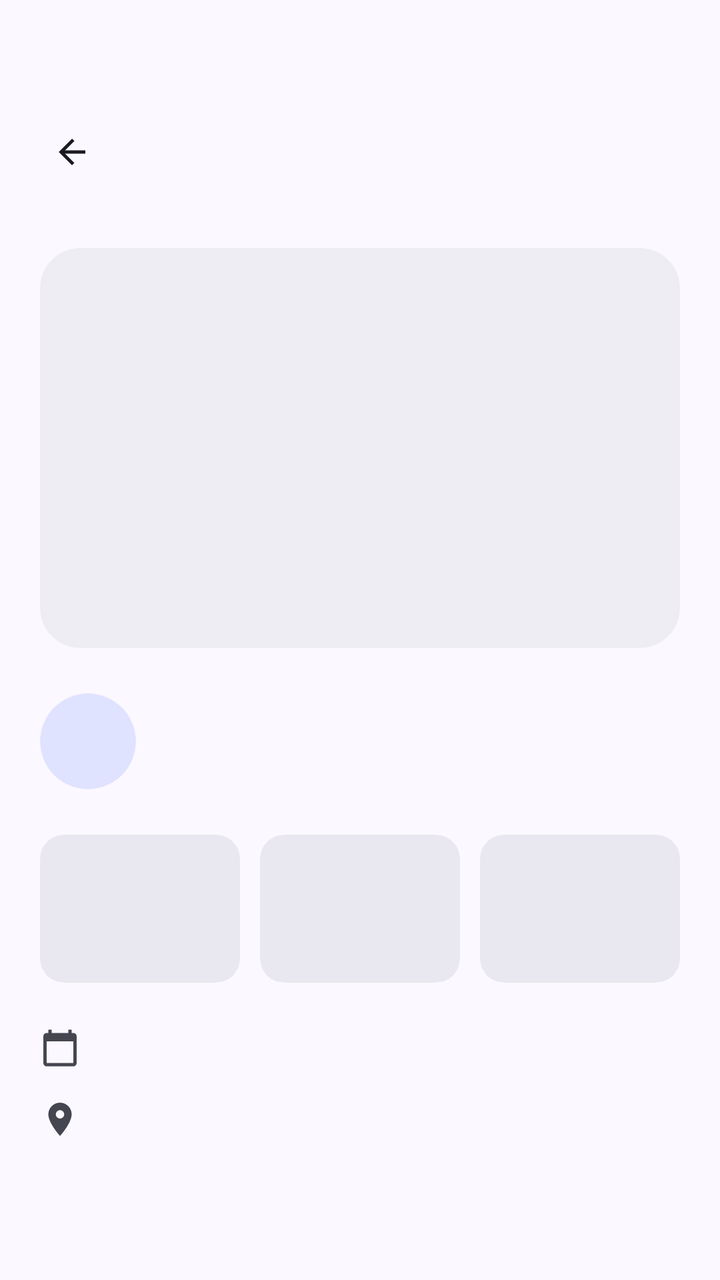
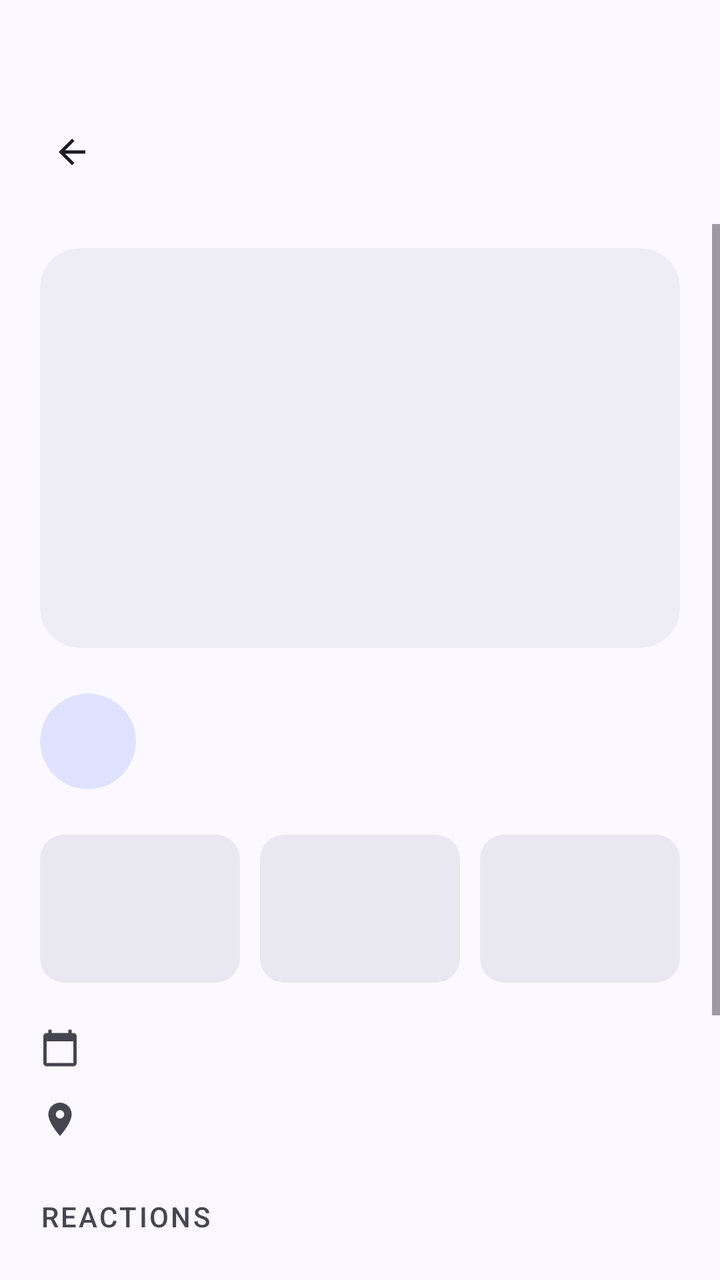

Compare the two renders of this Android layout. The source of the first and the diff that turns it into the second are given below.
<!-- AndroidManifest.xml: application theme Theme.MobileSE -->
<!-- res/layout/screen_workout_detail.xml -->
<?xml version="1.0" encoding="utf-8"?>
<androidx.constraintlayout.widget.ConstraintLayout xmlns:android="http://schemas.android.com/apk/res/android"
    xmlns:app="http://schemas.android.com/apk/res-auto"
    android:layout_width="match_parent"
    android:layout_height="match_parent"
    android:background="?attr/colorSurface">

    <include
        android:id="@+id/topBar"
        layout="@layout/part_top_bar"
        app:layout_constraintTop_toTopOf="parent" />

    <ScrollView
        android:layout_width="match_parent"
        android:layout_height="0dp"
        android:fillViewport="true"
        android:clipToPadding="false"
        app:layout_constraintTop_toBottomOf="@id/topBar"
        app:layout_constraintBottom_toBottomOf="parent">

        <androidx.constraintlayout.widget.ConstraintLayout
            android:layout_width="match_parent"
            android:layout_height="wrap_content">

            <LinearLayout
                style="@style/ContentColumn"
                android:paddingBottom="32dp">

                
                <com.google.android.material.card.MaterialCardView
                    android:id="@+id/cvDetailPhoto"
                    style="@style/Widget.CrewFit.Card"
                    android:layout_width="match_parent"
                    android:layout_height="wrap_content"
                    android:layout_marginTop="12dp">

                    <ImageView
                        android:id="@+id/ivDetailPhoto"
                        android:layout_width="match_parent"
                        android:layout_height="@dimen/activity_photo_height"
                        android:contentDescription="@string/workout_photo_desc"
                        android:scaleType="centerCrop" />
                </com.google.android.material.card.MaterialCardView>

                
                <LinearLayout
                    android:layout_width="match_parent"
                    android:layout_height="wrap_content"
                    android:layout_marginTop="20dp"
                    android:baselineAligned="false"
                    android:orientation="horizontal"
                    android:gravity="center_vertical">

                    <com.google.android.material.card.MaterialCardView
                        android:layout_width="48dp"
                        android:layout_height="48dp"
                        app:cardCornerRadius="24dp"
                        app:cardElevation="0dp"
                        app:strokeWidth="0dp"
                        app:cardBackgroundColor="?attr/colorPrimaryContainer">

                        <ImageView
                            android:id="@+id/ivDetailSport"
                            android:layout_width="26dp"
                            android:layout_height="26dp"
                            android:layout_gravity="center"
                            android:contentDescription="@null"
                            app:tint="?attr/colorOnPrimaryContainer" />
                    </com.google.android.material.card.MaterialCardView>

                    <LinearLayout
                        android:layout_width="0dp"
                        android:layout_height="wrap_content"
                        android:layout_weight="1"
                        android:layout_marginStart="14dp"
                        android:orientation="vertical">

                        <TextView
                            android:id="@+id/tvDetailSport"
                            android:layout_width="match_parent"
                            android:layout_height="wrap_content"
                            android:maxLines="1"
                            android:ellipsize="end"
                            android:textAppearance="?attr/textAppearanceHeadlineSmall"
                            android:textColor="?attr/colorOnSurface" />

                        <TextView
                            android:id="@+id/tvDetailAuthor"
                            android:layout_width="match_parent"
                            android:layout_height="wrap_content"
                            android:layout_marginTop="2dp"
                            android:maxLines="1"
                            android:ellipsize="end"
                            android:textAppearance="?attr/textAppearanceBodyMedium"
                            android:textColor="?attr/colorOnSurfaceVariant" />
                    </LinearLayout>
                </LinearLayout>

                
                <LinearLayout
                    android:layout_width="match_parent"
                    android:layout_height="wrap_content"
                    android:layout_marginTop="20dp"
                    android:baselineAligned="false"
                    android:orientation="horizontal">

                    <include
                        android:id="@+id/statDuration"
                        layout="@layout/part_member_stat"
                        android:layout_width="0dp"
                        android:layout_height="wrap_content"
                        android:layout_weight="1" />

                    <include
                        android:id="@+id/statDistance"
                        layout="@layout/part_member_stat"
                        android:layout_width="0dp"
                        android:layout_height="wrap_content"
                        android:layout_weight="1"
                        android:layout_marginStart="10dp" />

                    <include
                        android:id="@+id/statPoints"
                        layout="@layout/part_member_stat"
                        android:layout_width="0dp"
                        android:layout_height="wrap_content"
                        android:layout_weight="1"
                        android:layout_marginStart="10dp" />

                    
                    <include
                        android:id="@+id/statHeartRate"
                        layout="@layout/part_member_stat"
                        android:layout_width="0dp"
                        android:layout_height="wrap_content"
                        android:layout_weight="1"
                        android:layout_marginStart="10dp"
                        android:visibility="gone" />
                </LinearLayout>

                
                <LinearLayout
                    android:layout_width="match_parent"
                    android:layout_height="wrap_content"
                    android:layout_marginTop="22dp"
                    android:orientation="horizontal"
                    android:gravity="center_vertical">

                    <ImageView
                        android:layout_width="20dp"
                        android:layout_height="20dp"
                        android:contentDescription="@null"
                        android:src="@drawable/ic_calendar"
                        app:tint="?attr/colorOnSurfaceVariant" />

                    <TextView
                        android:id="@+id/tvDetailDate"
                        android:layout_width="match_parent"
                        android:layout_height="wrap_content"
                        android:layout_marginStart="12dp"
                        android:textAppearance="?attr/textAppearanceBodyLarge"
                        android:textColor="?attr/colorOnSurface" />
                </LinearLayout>

                
                <LinearLayout
                    android:id="@+id/llDetailLocation"
                    android:layout_width="match_parent"
                    android:layout_height="wrap_content"
                    android:layout_marginTop="14dp"
                    android:orientation="horizontal"
                    android:gravity="center_vertical">

                    <ImageView
                        android:layout_width="20dp"
                        android:layout_height="20dp"
                        android:contentDescription="@null"
                        android:src="@drawable/ic_location_on"
                        app:tint="?attr/colorOnSurfaceVariant" />

                    <TextView
                        android:id="@+id/tvDetailLocation"
                        android:layout_width="match_parent"
                        android:layout_height="wrap_content"
                        android:layout_marginStart="12dp"
                        android:textAppearance="?attr/textAppearanceBodyLarge"
                        android:textColor="?attr/colorOnSurface" />
                </LinearLayout>

                
                <com.google.android.material.card.MaterialCardView
                    android:id="@+id/cvDetailMap"
                    style="@style/Widget.CrewFit.Card"
                    android:layout_width="match_parent"
                    android:layout_height="wrap_content"
                    android:layout_marginTop="14dp"
                    android:visibility="gone">

                    <ImageView
                        android:id="@+id/ivDetailMap"
                        android:layout_width="match_parent"
                        android:layout_height="@dimen/map_preview_height"
                        android:contentDescription="@string/map_desc"
                        android:scaleType="centerCrop" />
                </com.google.android.material.card.MaterialCardView>

                <TextView
                    android:id="@+id/tvDetailMapAttribution"
                    android:layout_width="match_parent"
                    android:layout_height="wrap_content"
                    android:layout_marginTop="4dp"
                    android:textAppearance="?attr/textAppearanceLabelSmall"
                    android:textColor="?attr/colorOnSurfaceVariant"
                    android:visibility="gone" />

                
                <com.google.android.material.button.MaterialButton
                    android:id="@+id/btnDetailVoice"
                    style="@style/Widget.CrewFit.Button.Outlined"
                    android:layout_width="match_parent"
                    android:layout_height="wrap_content"
                    android:layout_marginTop="22dp"
                    android:text="@string/play_voice_note"
                    android:visibility="gone"
                    app:icon="@drawable/ic_volume_up" />

            </LinearLayout>
        </androidx.constraintlayout.widget.ConstraintLayout>
    </ScrollView>

</androidx.constraintlayout.widget.ConstraintLayout>
<!-- res/layout/part_top_bar.xml (included above) -->
<?xml version="1.0" encoding="utf-8"?>
<androidx.constraintlayout.widget.ConstraintLayout xmlns:android="http://schemas.android.com/apk/res/android"
    xmlns:app="http://schemas.android.com/apk/res-auto"
    android:layout_width="match_parent"
    android:layout_height="wrap_content"
    android:paddingTop="@dimen/top_bar_padding_top"
    android:paddingBottom="12dp">

    <com.google.android.material.button.MaterialButton
        android:id="@+id/btnTopBarBack"
        style="@style/Widget.Material3.Button.IconButton"
        android:layout_width="48dp"
        android:layout_height="48dp"
        android:layout_marginStart="12dp"
        android:contentDescription="@string/back_desc"
        app:icon="@drawable/ic_arrow_back"
        app:iconTint="?attr/colorOnSurface"
        app:layout_constraintStart_toStartOf="parent"
        app:layout_constraintTop_toTopOf="parent" />

    
    <com.google.android.material.button.MaterialButton
        android:id="@+id/btnTopBarAction"
        style="@style/Widget.Material3.Button.IconButton"
        android:layout_width="48dp"
        android:layout_height="48dp"
        android:layout_marginEnd="12dp"
        android:visibility="gone"
        app:iconTint="?attr/colorOnSurface"
        app:layout_constraintTop_toTopOf="@id/btnTopBarBack"
        app:layout_constraintBottom_toBottomOf="@id/btnTopBarBack"
        app:layout_constraintEnd_toEndOf="parent" />

    <TextView
        android:id="@+id/tvTopBarTitle"
        android:layout_width="0dp"
        android:layout_height="wrap_content"
        android:layout_marginStart="8dp"
        android:layout_marginEnd="8dp"
        android:maxLines="1"
        android:ellipsize="end"
        android:textAppearance="?attr/textAppearanceHeadlineSmall"
        android:textColor="?attr/colorOnSurface"
        app:layout_constraintBottom_toBottomOf="@id/btnTopBarBack"
        app:layout_constraintEnd_toStartOf="@id/btnTopBarAction"
        app:layout_constraintStart_toEndOf="@id/btnTopBarBack"
        app:layout_constraintTop_toTopOf="@id/btnTopBarBack" />
</androidx.constraintlayout.widget.ConstraintLayout>
<!-- res/layout/part_member_stat.xml (included above) -->
<?xml version="1.0" encoding="utf-8"?>
<com.google.android.material.card.MaterialCardView xmlns:android="http://schemas.android.com/apk/res/android"
    xmlns:app="http://schemas.android.com/apk/res-auto"
    style="@style/Widget.CrewFit.Card"
    android:layout_width="match_parent"
    android:layout_height="wrap_content"
    app:cardBackgroundColor="?attr/colorSurfaceContainerHigh"
    app:shapeAppearance="@style/ShapeAppearance.CrewFit.Small">

    <LinearLayout
        android:layout_width="match_parent"
        android:layout_height="wrap_content"
        android:orientation="vertical"
        android:gravity="center"
        android:paddingTop="14dp"
        android:paddingBottom="14dp">

        <TextView
            android:id="@+id/tvStatValue"
            android:layout_width="wrap_content"
            android:layout_height="wrap_content"
            android:maxLines="1"
            android:textAppearance="?attr/textAppearanceTitleLarge"
            android:textColor="?attr/colorSecondary" />

        <TextView
            android:id="@+id/tvStatLabel"
            android:layout_width="wrap_content"
            android:layout_height="wrap_content"
            android:layout_marginTop="2dp"
            android:maxLines="1"
            android:textAppearance="?attr/textAppearanceLabelSmall"
            android:textColor="?attr/colorOnSurfaceVariant" />

    </LinearLayout>
</com.google.android.material.card.MaterialCardView>
<!-- resources referenced by this layout -->
<resources>
  <dimen name="activity_photo_height">200dp</dimen>
  <dimen name="map_preview_height">140dp</dimen>
  <dimen name="top_bar_padding_top">52dp</dimen>
  <string name="back_desc">Back</string>
  <string name="map_desc">Map of the training location</string>
  <string name="play_voice_note">Play voice note</string>
  <string name="workout_photo_desc">Photo of the workout</string>
  <style name="ShapeAppearance.CrewFit.Small" parent="ShapeAppearance.Material3.Corner.Small">
          <item name="cornerSize">12dp</item>
      </style>
  <style name="Theme.MobileSE" parent="Base.Theme.MobileSE" />
  <dimen name="screen_padding_horizontal">20dp</dimen>
  <dimen name="content_max_width">2000dp</dimen>
  <color name="md_surface_container">#EFEDF4</color>
  <style name="ShapeAppearance.CrewFit.Medium" parent="ShapeAppearance.Material3.Corner.Medium">
          <item name="cornerSize">20dp</item>
      </style>
  <color name="md_primary">#4A51B8</color>
  <color name="md_on_primary">#FFFFFF</color>
  <color name="md_primary_container">#E0E3FF</color>
  <color name="md_on_primary_container">#050B63</color>
  <color name="md_secondary">#00795A</color>
  <color name="md_on_secondary">#FFFFFF</color>
  <color name="md_secondary_container">#8CFFD1</color>
  <color name="md_on_secondary_container">#002018</color>
  <color name="md_tertiary">#8C5000</color>
  <color name="md_on_tertiary">#FFFFFF</color>
  <color name="md_tertiary_container">#FFDCC2</color>
  <color name="md_on_tertiary_container">#2E1500</color>
  <color name="md_error">#BA1A1A</color>
  <color name="md_on_error">#FFFFFF</color>
  <color name="md_error_container">#FFDAD6</color>
  <color name="md_on_error_container">#410002</color>
  <color name="md_surface">#FBF8FF</color>
  <color name="md_on_surface">#1A1B21</color>
  <color name="md_surface_variant">#E2E1EC</color>
  <color name="md_on_surface_variant">#45464F</color>
  <color name="md_surface_container_lowest">#FFFFFF</color>
  <color name="md_surface_container_low">#F5F2FA</color>
  <color name="md_surface_container_high">#E9E7EF</color>
  <color name="md_surface_container_highest">#E3E1E9</color>
  <color name="md_outline">#767680</color>
  <color name="md_outline_variant">#C7C5D0</color>
  <color name="md_inverse_surface">#2F3036</color>
  <color name="md_inverse_on_surface">#F2F0F7</color>
  <style name="ShapeAppearance.CrewFit.Large" parent="ShapeAppearance.Material3.Corner.Large">
          <item name="cornerSize">28dp</item>
      </style>
  <style name="Widget.CrewFit.BottomNav.Indicator" parent="Widget.Material3.BottomNavigationView.ActiveIndicator">
          <item name="android:color">@android:color/transparent</item>
      </style>
  <!-- unchanged entries left out for length: 16 -->
</resources>

<!-- the commit's change to res/layout/screen_workout_detail.xml (unified diff, before → after) -->
@@ -223,6 +223,115 @@
                     android:text="@string/play_voice_note"
                     android:visibility="gone"
                     app:icon="@drawable/ic_volume_up" />
+
+            
+            <LinearLayout
+                android:id="@+id/llFeedback"
+                android:layout_width="match_parent"
+                android:layout_height="wrap_content"
+                android:orientation="vertical"
+                android:layout_marginTop="28dp">
+
+                <TextView
+                    style="@style/TextAppearance.CrewFit.SectionLabel"
+                    android:layout_width="wrap_content"
+                    android:layout_height="wrap_content"
+                    android:text="@string/reactions_label" />
+
+                
+                <LinearLayout
+                    android:id="@+id/llReactions"
+                    android:layout_width="match_parent"
+                    android:layout_height="wrap_content"
+                    android:orientation="horizontal"
+                    android:layout_marginTop="8dp" />
+
+                <TextView
+                    style="@style/TextAppearance.CrewFit.SectionLabel"
+                    android:layout_width="wrap_content"
+                    android:layout_height="wrap_content"
+                    android:layout_marginTop="24dp"
+                    android:text="@string/comments_label" />
+
+                <LinearLayout
+                    android:id="@+id/llComments"
+                    android:layout_width="match_parent"
+                    android:layout_height="wrap_content"
+                    android:orientation="vertical"
+                    android:layout_marginTop="4dp" />
+
+                <TextView
+                    android:id="@+id/tvCommentsEmpty"
+                    android:layout_width="match_parent"
+                    android:layout_height="wrap_content"
+                    android:layout_marginTop="8dp"
+                    android:text="@string/comments_empty"
+                    android:textAppearance="?attr/textAppearanceBodyMedium"
+                    android:textColor="?attr/colorOnSurfaceVariant" />
+
+                
+                <HorizontalScrollView
+                    android:id="@+id/hsvCommentPresets"
+                    android:layout_width="match_parent"
+                    android:layout_height="wrap_content"
+                    android:layout_marginTop="16dp"
+                    android:scrollbars="none"
+                    android:clipToPadding="false">
+
+                    <com.google.android.material.chip.ChipGroup
+                        android:id="@+id/cgCommentPresets"
+                        android:layout_width="wrap_content"
+                        android:layout_height="wrap_content"
+                        app:singleLine="true" />
+                </HorizontalScrollView>
+
+                <LinearLayout
+                    android:layout_width="match_parent"
+                    android:layout_height="wrap_content"
+                    android:orientation="horizontal"
+                    android:baselineAligned="false"
+                    android:gravity="bottom"
+                    android:layout_marginTop="8dp">
+
+                    <com.google.android.material.textfield.TextInputLayout
+                        android:id="@+id/tilComment"
+                        style="@style/Widget.CrewFit.TextField"
+                        android:layout_width="0dp"
+                        android:layout_height="wrap_content"
+                        android:layout_weight="1"
+                        android:hint="@string/comment_hint">
+
+                        <com.google.android.material.textfield.TextInputEditText
+                            android:id="@+id/etComment"
+                            android:layout_width="match_parent"
+                            android:layout_height="wrap_content"
+                            android:inputType="textCapSentences|textMultiLine"
+                            android:maxLines="4"
+                            android:imeOptions="actionSend" />
+                    </com.google.android.material.textfield.TextInputLayout>
+
+                    <com.google.android.material.button.MaterialButton
+                        android:id="@+id/btnSendComment"
+                        style="@style/Widget.Material3.Button.IconButton.Filled"
+                        android:layout_width="52dp"
+                        android:layout_height="52dp"
+                        android:layout_marginStart="8dp"
+                        android:layout_marginBottom="4dp"
+                        android:contentDescription="@string/comment_send_desc"
+                        app:icon="@drawable/ic_check" />
+                </LinearLayout>
+            </LinearLayout>
+
+            
+            <TextView
+                android:id="@+id/tvFeedbackUnavailable"
+                android:layout_width="match_parent"
+                android:layout_height="wrap_content"
+                android:layout_marginTop="28dp"
+                android:visibility="gone"
+                android:text="@string/feedback_unavailable"
+                android:textAppearance="?attr/textAppearanceBodySmall"
+                android:textColor="?attr/colorOnSurfaceVariant" />
 
             </LinearLayout>
         </androidx.constraintlayout.widget.ConstraintLayout>
<!-- resource entries referenced after the edit -->
@@ -3,12 +3,35 @@
   <dimen name="activity_photo_height">200dp</dimen>
   <dimen name="map_preview_height">140dp</dimen>
   <dimen name="top_bar_padding_top">52dp</dimen>
+  <!-- drawable ic_check (drawable) -->
+  <?xml version="1.0" encoding="utf-8"?>
+  <vector xmlns:android="http://schemas.android.com/apk/res/android"
+      android:width="24dp"
+      android:height="24dp"
+      android:viewportWidth="24"
+      android:viewportHeight="24"
+      android:tint="?attr/colorControlNormal">
+      <path
+          android:fillColor="@android:color/white"
+          android:pathData="M9,16.17L4.83,12l-1.42,1.41L9,19 21,7l-1.41,-1.41z" />
+  </vector>
   <string name="back_desc">Back</string>
+  <string name="comment_hint">Write something…</string>
+  <string name="comment_send_desc">Send comment</string>
+  <string name="comments_empty">No comments yet. Be the first.</string>
+  <string name="comments_label">COMMENTS</string>
+  <string name="feedback_unavailable">This workout is from an older version and cannot be commented on.</string>
   <string name="map_desc">Map of the training location</string>
   <string name="play_voice_note">Play voice note</string>
+  <string name="reactions_label">REACTIONS</string>
   <string name="workout_photo_desc">Photo of the workout</string>
   <style name="ShapeAppearance.CrewFit.Small" parent="ShapeAppearance.Material3.Corner.Small">
           <item name="cornerSize">12dp</item>
+      </style>
+  <style name="TextAppearance.CrewFit.SectionLabel" parent="TextAppearance.Material3.LabelLarge">
+          <item name="android:textColor">@color/md_on_surface_variant</item>
+          <item name="android:textAllCaps">true</item>
+          <item name="android:letterSpacing">0.08</item>
       </style>
   <style name="Theme.MobileSE" parent="Base.Theme.MobileSE" />
   <dimen name="screen_padding_horizontal">20dp</dimen>
